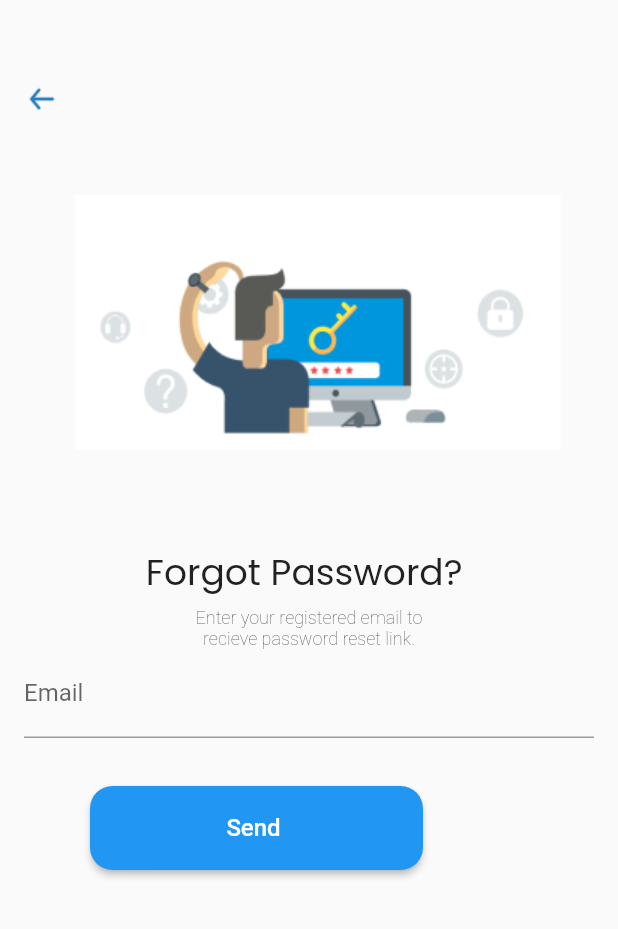
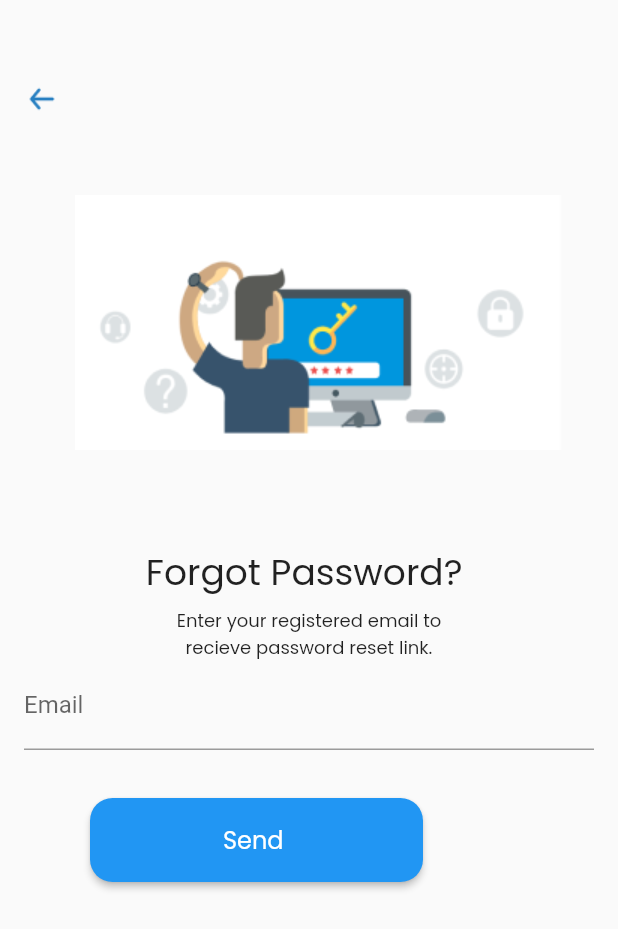
Before and after one commit to Harshit2229/flutterapp, a Flutter app: the screen it shows after launch, after a tap on "Forgot Password?", on a phone screen of 412 x 824 dp. Shown: the top 929 px of the screen. Run offline on Flutter 3.47's test engine with Material 2 defaults, Android fonts, the phone set to English and light mode, and no system bars; our stand-ins replace simple_gradient_text.

Commit message:
added reusable widgets linear gradient and font poppins

```diff
--- a/lib/add_your_car.dart
+++ b/lib/add_your_car.dart
@@ -33,6 +33,7 @@ class Garage1 extends StatelessWidget {
                 const Text(
                   'My Garage',
                   style: TextStyle(
+                    fontFamily: 'Poppins',
                     color: Colors.black,
                     fontSize: 24.0,
                     fontWeight: FontWeight.bold,
@@ -54,6 +55,7 @@ class Garage1 extends StatelessWidget {
                 const Text(
                   'There is no car in your garage',
                   style: TextStyle(
+                    fontFamily: 'Poppins',
                     color: Colors.grey,
                     fontSize: 16.0,
                   ),
@@ -79,6 +81,7 @@ class Garage1 extends StatelessWidget {
                       Text(
                         '  Add Your Car',
                         style: TextStyle(
+                          fontFamily: 'Poppins',
                           color: Colors.blue,
                           fontSize: 16.0,
                           fontWeight: FontWeight.bold,
--- a/lib/adding_address.dart
+++ b/lib/adding_address.dart
@@ -115,8 +115,6 @@ class _AddingAddressState extends State<AddingAddress> {
 
               /////////
               //
-              ///
-              /// //add of new TextFielld
               const SizedBox(height: 190),
               Container(
                 height: 1,
@@ -147,6 +145,7 @@ class _AddingAddressState extends State<AddingAddress> {
                       child: const Text(
                         'Save',
                         style: TextStyle(
+                          fontFamily: 'Poppins',
                           color: AppColors.white,
                           fontSize: 20.0,
                         ),
--- a/lib/forgot_password_page.dart
+++ b/lib/forgot_password_page.dart
@@ -36,7 +36,7 @@ class ForgotPasswordPage extends StatelessWidget {
 
               ),
             ),
-            SizedBox(height: 14),
+            const SizedBox(height: 14),
             const Align(
               alignment: Alignment.center,
               child:Text ("Forgot Password? ",
@@ -51,10 +51,11 @@ class ForgotPasswordPage extends StatelessWidget {
 
             ),
             Container(height: 5,),
-            Align(
+            const Align(
               alignment: Alignment.center,
               child:Text ("Enter your registered email to",
                 style: TextStyle(
+                  fontFamily: 'Poppins',
                   fontSize: 12.0, // Set the desired font size here
                   fontWeight: FontWeight.w200,
 
@@ -63,10 +64,11 @@ class ForgotPasswordPage extends StatelessWidget {
 
 
             ),
-            Align(
+            const Align(
               alignment: Alignment.center,
               child:Text ("recieve password reset link.",
                 style: TextStyle(
+                  fontFamily: 'Poppins',
                   fontSize: 12.0, // Set the desired font size here
                   fontWeight: FontWeight.w200,
 
@@ -76,15 +78,15 @@ class ForgotPasswordPage extends StatelessWidget {
 
             ),
 
-            Padding(
-              padding: const EdgeInsets.symmetric(horizontal: 16),
+            const Padding(
+              padding: EdgeInsets.symmetric(horizontal: 16),
               child: TextField(
                 decoration: InputDecoration(
                   labelText: 'Email',
                 ),
               ),
             ),
-            SizedBox(height: 16),
+            const SizedBox(height: 16),
             Padding(
               padding: const EdgeInsets.fromLTRB(60, 16, 12, 80),
               child: SizedBox(
@@ -92,7 +94,7 @@ class ForgotPasswordPage extends StatelessWidget {
 
                 height: 56,
 
-                child:Container(
+                child: Container(
 
                   child: ElevatedButton(
 
@@ -109,9 +111,9 @@ class ForgotPasswordPage extends StatelessWidget {
                         ),
                       ),
                     ),
-                    child:Text ("Send ",
+                    child:const Text ("Send ",
                       style: TextStyle(
-
+                        fontFamily: 'Poppins',
                         color: Color(0xffFFFFFF),
                         fontSize: 16.0, // Set the desired font size here
                         fontWeight: FontWeight.w500,
@@ -129,4 +131,3 @@ class ForgotPasswordPage extends StatelessWidget {
     );
   }
 }
-// TODO Implement this library.
--- a/lib/login_page.dart
+++ b/lib/login_page.dart
@@ -3,6 +3,8 @@ import 'package:flutterapp/sign_up.dart';
 import 'package:flutterapp/forgot_password_page.dart';
 import 'package:flutterapp/app_large_text.dart';
 import 'package:flutterapp/home_screen.dart';
+import 'package:flutterapp/theme/colors.dart';
+import 'package:simple_gradient_text/simple_gradient_text.dart';
 
 class LoginPage extends StatefulWidget {
   @override
@@ -21,7 +23,7 @@ class _LoginPageState extends State<LoginPage> {
   @override
   Widget build(BuildContext context) {
     return Scaffold(
-      backgroundColor: const Color(0xfffCFEAFF),
+      backgroundColor: AppColors.wB,
       body: SingleChildScrollView(
         child: Column(
           crossAxisAlignment: CrossAxisAlignment.start,
@@ -42,17 +44,22 @@ class _LoginPageState extends State<LoginPage> {
               ),
             ),
             const SizedBox(height: 20),
-            Container(height: 60),
-            const Padding(
-              padding: EdgeInsets.all(16),
-              child: Text(
-                'Log In',
-                style: TextStyle(
+            Container(height: 30),
+             Padding(
+              padding: const EdgeInsets.all(16),
+              child: GradientText(
+                'Log In ',
+                style: const TextStyle(
                   fontFamily: 'Poppins',
-                  color: Color(0xff3327C1),
+                  color: AppColors.blue,
                   fontSize: 24,
                   fontWeight: FontWeight.bold,
                 ),
+                colors: const [
+                  AppColors.darkBlue,
+                  AppColors.voilet,
+                  AppColors.lightPink,
+              ],
               ),
             ),
             Padding(
@@ -90,8 +97,8 @@ class _LoginPageState extends State<LoginPage> {
                   Container(
                     decoration: BoxDecoration(
                       borderRadius: BorderRadius.circular(30.0),
-                      boxShadow: [
-                        const BoxShadow(
+                      boxShadow: const [
+                        BoxShadow(
                           color: Color(0xffCFEAFF),
                           blurRadius: 5,
                           offset: Offset(0, 3),
@@ -143,7 +150,20 @@ class _LoginPageState extends State<LoginPage> {
                       ),
                     ),
                   ),
-                  child: AppText(text: "Login", color: const Color(0xff3327C1)),
+                  child: GradientText(
+                    'Log In ',
+                    style: const TextStyle(
+                      fontFamily: 'Poppins',
+                      color: AppColors.blue,
+                      fontSize: 16,
+                      fontWeight: FontWeight.bold,
+                    ),
+                    colors: const [
+                      AppColors.darkBlue,
+                      AppColors.voilet,
+                      AppColors.lightPink,
+                    ],
+                  ),
                 ),
               ),
             ),
@@ -161,13 +181,14 @@ class _LoginPageState extends State<LoginPage> {
                 child: const Text(
                    'Forgot Password?',
                   style: TextStyle(
-                    color: Colors.blue,
+                    fontFamily: 'Poppins',
+                    color: Colors.black,
                     decoration: TextDecoration.none,
                   ),
                 ),
               ),
             ),
-            Container(height: 20),
+            Container(height: 50),
             Align(
               alignment: Alignment.center,
               child: AppText(text: "Or continue with ", color: Colors.black38),
@@ -188,7 +209,7 @@ class _LoginPageState extends State<LoginPage> {
               ),
             ),
             Container(
-              height: 40,
+              height: 60,
             ),
             Container(
               child: Column(
@@ -211,6 +232,7 @@ class _LoginPageState extends State<LoginPage> {
                           child: const Text(
                             'Sign Up',
                             style: TextStyle(
+                              fontFamily: 'Poppins',
                               color: Colors.blue,
                               decoration: TextDecoration.none,
                             ),
--- a/lib/map_address.dart
+++ b/lib/map_address.dart
@@ -33,6 +33,7 @@ class MapAddress extends StatelessWidget {
                 const Text(
                   'My Address',
                   style: TextStyle(
+                    fontFamily: 'Poppins',
                     color: AppColors.black,
                     fontSize: 24.0,
                     fontWeight: FontWeight.bold,
@@ -54,6 +55,7 @@ class MapAddress extends StatelessWidget {
                 const Text(
                   'You haven’t saved any address',
                   style: TextStyle(
+                    fontFamily: 'Poppins',
                     color: AppColors.grey,
                     fontSize: 16.0,
                   ),
@@ -79,6 +81,7 @@ class MapAddress extends StatelessWidget {
                       Text(
                         'Add Your Address',
                         style: TextStyle(
+                          fontFamily: 'Poppins',
                           color: AppColors.blue,
                           fontSize: 16.0,
                           fontWeight: FontWeight.bold,
--- a/lib/my_address.dart
+++ b/lib/my_address.dart
@@ -47,6 +47,7 @@ class _MyAddressState extends State<MyAddress> {
                   child: Text(
                     'My Address',
                     style: TextStyle(
+                      fontFamily: 'Poppins',
                       fontSize: 24,
                       fontWeight: FontWeight.bold,
                     ),
@@ -220,6 +221,7 @@ class _BoxItemState extends State<BoxItem> {
                 child: Text(
                   widget.text,
                   style: const TextStyle(
+                    fontFamily: 'Poppins',
                     fontSize: 16,
                     fontWeight: FontWeight.bold,
                   ),
--- a/lib/my_garage.dart
+++ b/lib/my_garage.dart
@@ -46,6 +46,7 @@ class _GarageState extends State<Garage> {
                   child: Text(
                     'My Garage',
                     style: TextStyle(
+                      fontFamily: 'Poppins',
                       fontSize: 24,
                       fontWeight: FontWeight.bold,
                     ),
--- a/lib/theme/colors.dart
+++ b/lib/theme/colors.dart
@@ -7,4 +7,8 @@ class AppColors {
   static const  grey =  Color(0xFF999999);
   static const  black =  Color(0xFF2A2D37);
   static const  lightGrey =  Color(0xFFD9D9D9);
+  static const  darkBlue =  Color(0xFF3D27C1);
+  static const  voilet =  Color(0xFF843ADD);
+  static const  lightPink =  Color(0xFFDC52FF);
+  static const  wB =  Color(0xFFCFEAFF);
 }
--- a/pubspec.yaml
+++ b/pubspec.yaml
@@ -30,7 +30,7 @@ environment:
 dependencies:
   flutter:
     sdk: flutter
-
+  simple_gradient_text: ^1.2.2
   # The following adds the Cupertino Icons font to your application.
   # Use with the CupertinoIcons class for iOS style icons.
   cupertino_icons: ^1.0.2
@@ -79,6 +79,7 @@ flutter:
     - assets/Vector.png
     - assets/Map.png
     - assets/Map_icon.png
+    - assets/icons/home.ico
 
 
         # An image asset can refer to one or more resolution-specific "variants", see
```
Also changed, not shown: lib/home_screen.dart (+38 -23 lines), lib/wash_my_car.dart (+1 -6 lines), lib/widgets/app_buttons.dart (added, +41 -0 lines), lib/widgets/bottom_navigation_bar.dart (added, +23 -0 lines), pubspec.lock, 1 other file.
